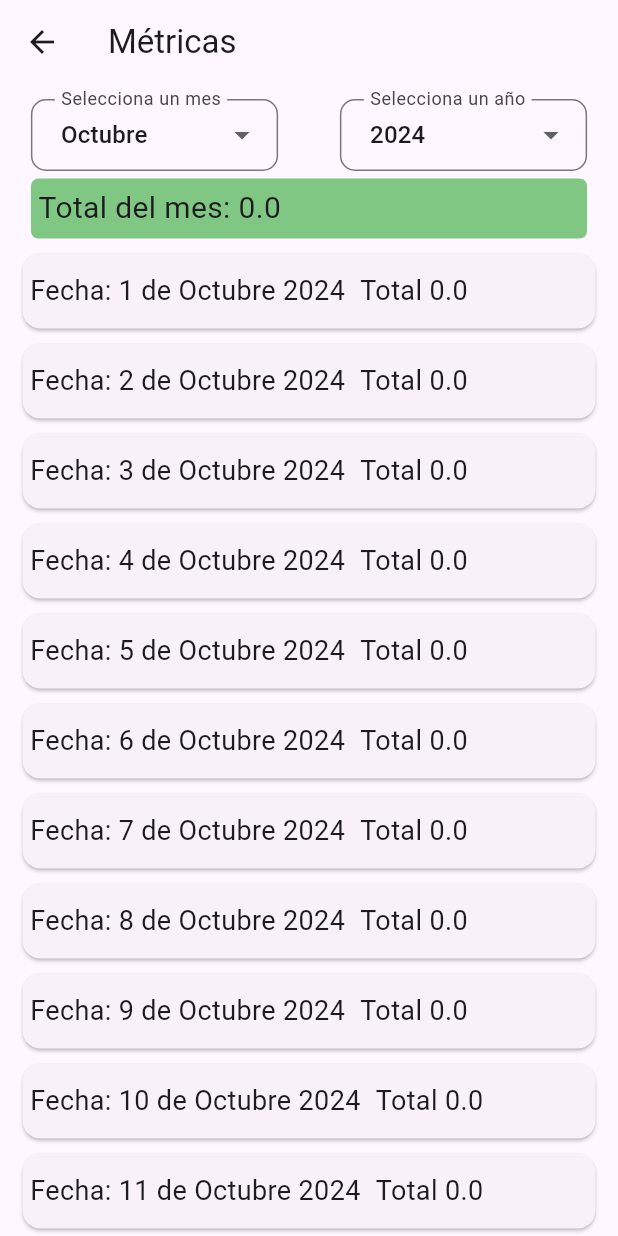
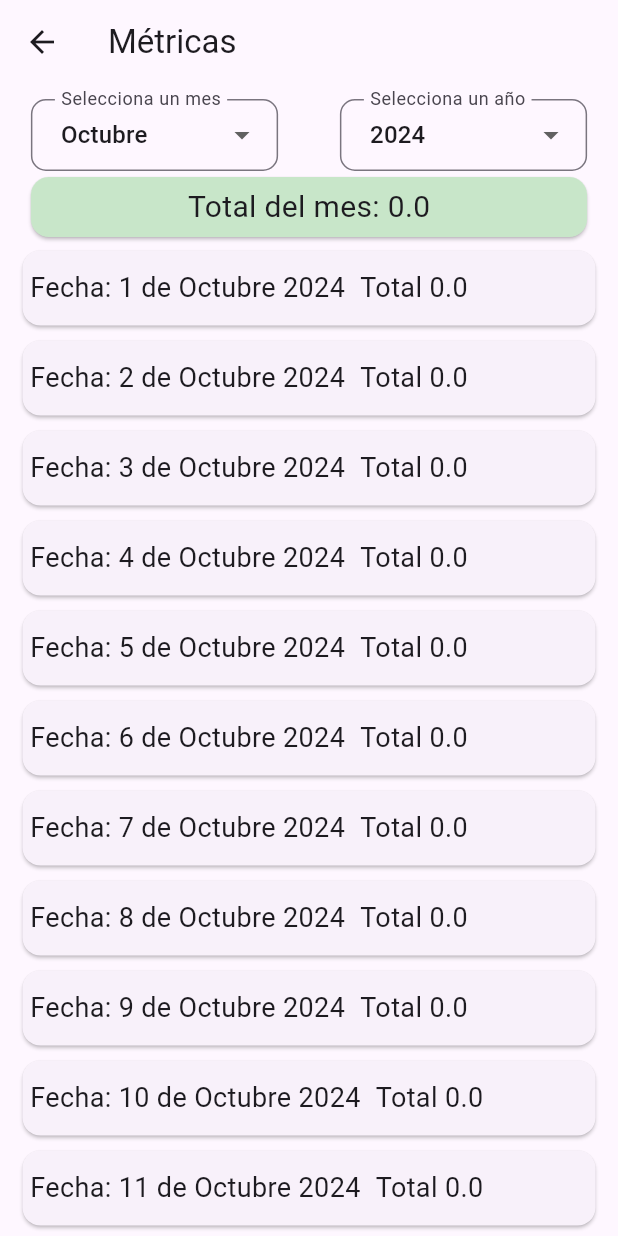
Before and after one commit to offeredelmo/MiTiendita, a Flutter app: the Metrics screen opened by its route, on a phone screen of 412 x 824 dp. Run offline on Flutter 3.47's test engine with Material 3 defaults, Android fonts, the phone set to English and light mode, and no system bars; our stand-ins replace bloc, dartz, flutter_bloc, get_it, google_mobile_ads, hive_flutter and 3 more; missing offline and left inert: dart:ffi; accounts and stored records are empty; network calls fail.

```diff
--- a/lib/Sales/presentation/Screens/metrics.dart
+++ b/lib/Sales/presentation/Screens/metrics.dart
@@ -119,17 +119,30 @@ class _BodyMetricsState extends State<BodyMetrics> {
                   return Expanded(
                     child: Column(
                       children: [
-                        Container(
-                          width: MediaQuery.of(context).size.width * 0.9,
-                          decoration: BoxDecoration(
-                              color: Colors.green.shade300,
-                              borderRadius: BorderRadius.circular(5)),
-                          margin: const EdgeInsets.all(5),
-                          padding: const EdgeInsets.all(5),
-                          height: 40,
-                          child: Text(
-                            "Total del mes: ${_totoalMonth(state.totalSales)}",
-                            style: const TextStyle(fontSize: 20),
+                        // Container(
+                        //   width: MediaQuery.of(context).size.width * 0.9,
+                        //   decoration: BoxDecoration(
+                        //       color: Colors.green.shade300,
+                        //       borderRadius: BorderRadius.circular(5)),
+                        //   margin: const EdgeInsets.all(5),
+                        //   padding: const EdgeInsets.all(5),
+                        //   height: 40,
+                        //   child: Text(
+                        //     "Total del mes: ${_totoalMonth(state.totalSales)}",
+                        //     style: const TextStyle(fontSize: 20),
+                        //   ),
+                        // ),
+                        Card(
+                          color: Colors.green.shade100,
+                          child: SizedBox(
+                            width: MediaQuery.of(context).size.width * 0.9,
+                            height: 40,
+                            child: Center(
+                              child: Text(
+                                "Total del mes: ${_totoalMonth(state.totalSales)}",
+                                style: const TextStyle(fontSize: 20),
+                              ),
+                            ),
                           ),
                         ),
                         Expanded(
--- a/lib/main.dart
+++ b/lib/main.dart
@@ -36,6 +36,7 @@ class MyApp extends StatelessWidget {
   @override
   Widget build(BuildContext context) {
     return MultiBlocProvider(
+
       providers: [
         BlocProvider(create: (_) => GetIt.instance.get<ProductsBloc>()),
         BlocProvider(create: (_) => GetIt.instance.get<SalesBlocBloc>()),
@@ -43,6 +44,7 @@ class MyApp extends StatelessWidget {
         BlocProvider(create: (_) => GetIt.instance.get<MetricsBloc>()),
       ],
       child: MaterialApp(
+        debugShowCheckedModeBanner: false,
         title: 'Flutter Demo',
         theme: ThemeData(
           colorScheme: ColorScheme.fromSeed(seedColor: Colors.deepPurple),
```
Also changed, not shown: lib/Products/presentation/screens/Home.dart (+31 -22 lines), lib/Sales/data/dataDorce/sales_local_data_source.dart (+2 -6 lines).
